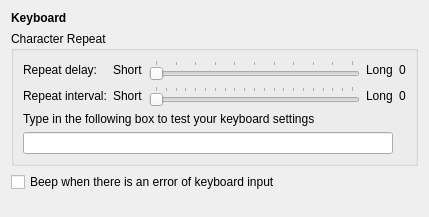
Above: lxqt-config-input/keyboardconfig.ui from lxqt/lxqt-config before the change. Below: the same form after it.
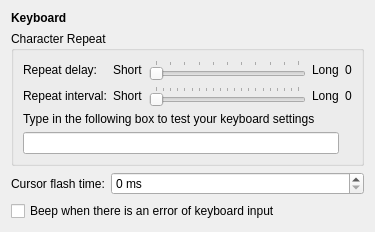
That is the form after the change.

Commit message: Support changing double click interval, whell scroll lines, and cursor flash time for Qt programs. Little adjustment of UI.

```diff
--- a/lxqt-config-input/keyboardconfig.ui
+++ b/lxqt-config-input/keyboardconfig.ui
@@ -6,22 +6,46 @@
    <rect>
     <x>0</x>
     <y>0</y>
-    <width>429</width>
-    <height>217</height>
+    <width>375</width>
+    <height>232</height>
    </rect>
   </property>
   <property name="windowTitle">
    <string>Form</string>
   </property>
-  <layout class="QVBoxLayout" name="verticalLayout">
-   <item>
+  <layout class="QFormLayout" name="formLayout">
+   <item row="2" column="0">
+    <widget class="QLabel" name="label_2">
+     <property name="text">
+      <string>Cursor flash time:</string>
+     </property>
+    </widget>
+   </item>
+   <item row="0" column="0" colspan="2">
     <widget class="QLabel" name="label">
      <property name="text">
       <string>&lt;b&gt;Keyboard&lt;/b&gt;</string>
      </property>
     </widget>
    </item>
-   <item>
+   <item row="3" column="0" colspan="2">
+    <widget class="QCheckBox" name="keyboardBeep">
+     <property name="text">
+      <string>Beep when there is an error of keyboard input</string>
+     </property>
+    </widget>
+   </item>
+   <item row="2" column="1">
+    <widget class="QSpinBox" name="cursorFlashTime">
+     <property name="suffix">
+      <string> ms</string>
+     </property>
+     <property name="maximum">
+      <number>10000</number>
+     </property>
+    </widget>
+   </item>
+   <item row="1" column="0" colspan="2">
     <widget class="QGroupBox" name="groupBox_2">
      <property name="title">
       <string>Character Repeat</string>
@@ -137,26 +161,6 @@
      </layout>
     </widget>
    </item>
-   <item>
-    <widget class="QCheckBox" name="keyboardBeep">
-     <property name="text">
-      <string>Beep when there is an error of keyboard input</string>
-     </property>
-    </widget>
-   </item>
-   <item>
-    <spacer name="verticalSpacer">
-     <property name="orientation">
-      <enum>Qt::Vertical</enum>
-     </property>
-     <property name="sizeHint" stdset="0">
-      <size>
-       <width>20</width>
-       <height>40</height>
-      </size>
-     </property>
-    </spacer>
-   </item>
   </layout>
  </widget>
  <resources/>
```
The commit also changes 7 other files.
